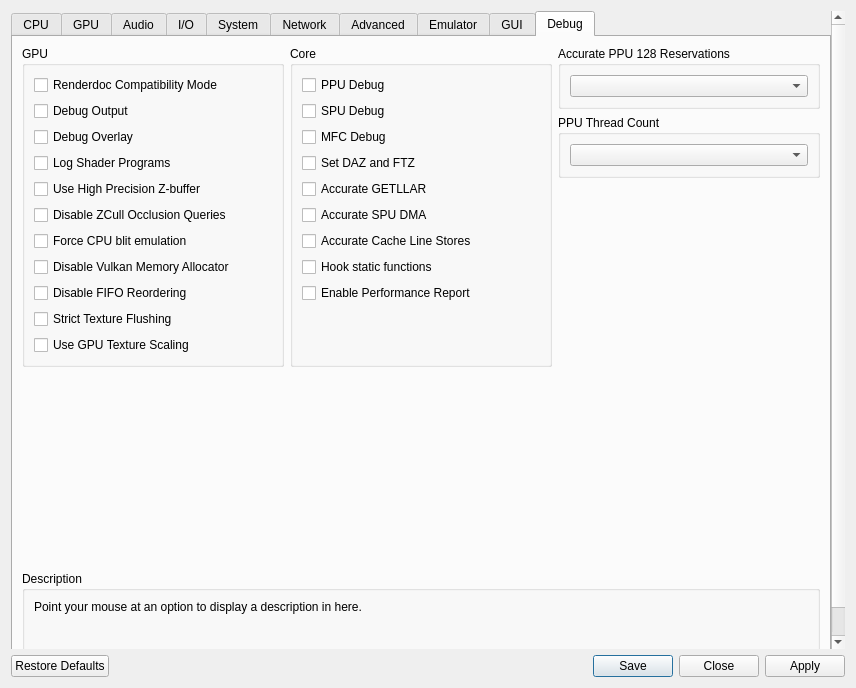
The window that rpcs3/rpcs3qt/settings_dialog.ui (hoholee12/rpcs3-custom) describes before a commit, drawn with Qt 5.
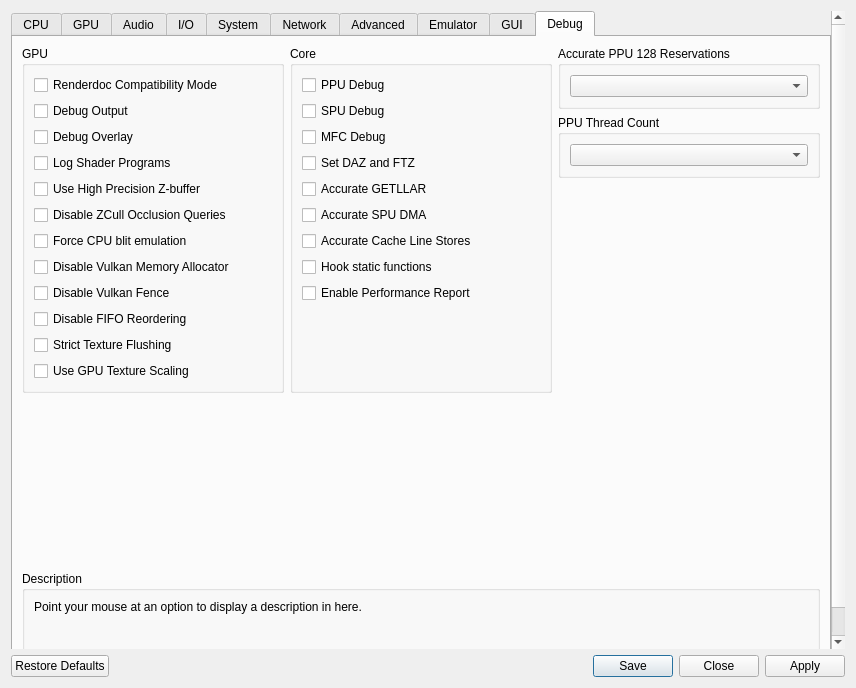
The same window after the commit. The open tabs and pages were chosen to show the change. Icons and pictures are not drawn.

Commit message: disable fence

Diff of the .ui file:
```diff
--- a/rpcs3/rpcs3qt/settings_dialog.ui
+++ b/rpcs3/rpcs3qt/settings_dialog.ui
@@ -3737,6 +3737,13 @@
                </property>
               </widget>
              </item>
+			 <item>
+              <widget class="QCheckBox" name="disableVulkanFence">
+               <property name="text">
+                <string>Disable Vulkan Fence</string>
+               </property>
+              </widget>
+             </item>
              <item>
               <widget class="QCheckBox" name="disableFIFOReordering">
                <property name="text">
```
The commit also changes 14 other files.
